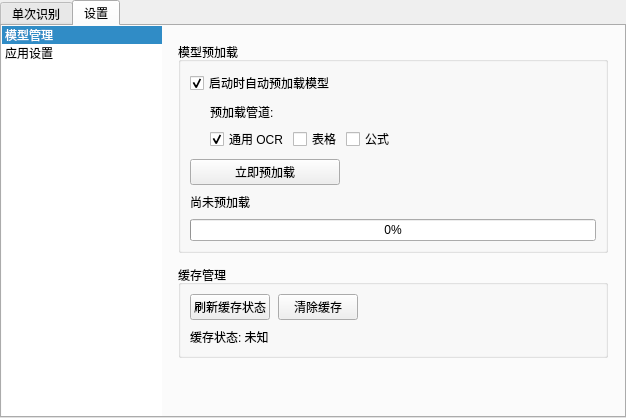
Qt form src/vibeocr/ui/main_window.ui (FelixJI/VibeOCR) before a commit.
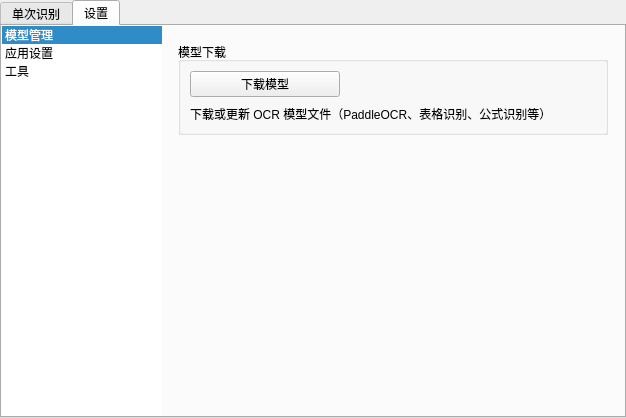
The same form after that commit. The open tabs and pages were chosen to show the change. Custom widgets are drawn as their Qt base class.

Commit message: feat(ui): 在设置中添加工具页面用于模型下载

What changed in the file:
```diff
--- a/src/vibeocr/ui/main_window.ui
+++ b/src/vibeocr/ui/main_window.ui
@@ -196,6 +196,11 @@
            <string>应用设置</string>
           </property>
          </item>
+         <item>
+          <property name="text">
+           <string>工具</string>
+          </property>
+         </item>
         </widget>
        </item>
        <item>
@@ -571,6 +576,76 @@
            </item>
           </layout>
          </widget>
+         <widget class="QWidget" name="pageTools">
+          <layout class="QVBoxLayout" name="pageToolsLayout">
+           <property name="spacing">
+            <number>12</number>
+           </property>
+           <property name="leftMargin">
+            <number>16</number>
+           </property>
+           <property name="topMargin">
+            <number>16</number>
+           </property>
+           <property name="rightMargin">
+            <number>16</number>
+           </property>
+           <property name="bottomMargin">
+            <number>16</number>
+           </property>
+           <item>
+            <widget class="QGroupBox" name="groupModelDownload">
+             <property name="title">
+              <string>模型下载</string>
+             </property>
+             <layout class="QVBoxLayout" name="modelDownloadLayout">
+              <property name="spacing">
+               <number>8</number>
+              </property>
+              <item>
+               <widget class="QPushButton" name="btnDownloadModels">
+                <property name="toolTip">
+                 <string>下载或更新 OCR 模型文件</string>
+                </property>
+                <property name="text">
+                 <string>下载模型</string>
+                </property>
+                <property name="maximumSize">
+                 <size>
+                  <width>150</width>
+                  <height>16777215</height>
+                 </size>
+                </property>
+               </widget>
+              </item>
+              <item>
+               <widget class="QLabel" name="labelModelDownloadHint">
+                <property name="text">
+                 <string>下载或更新 OCR 模型文件（PaddleOCR、表格识别、公式识别等）</string>
+                </property>
+                <property name="wordWrap">
+                 <bool>true</bool>
+                </property>
+               </widget>
+              </item>
+             </layout>
+            </widget>
+           </item>
+           <item>
+            <spacer name="spacerToolsPage">
+             <property name="orientation">
+              <enum>Qt::Vertical</enum>
+             </property>
+             <property name="sizeHint" stdset="0">
+              <size>
+               <width>20</width>
+               <height>40</height>
+              </size>
+             </property>
+            </spacer>
+           </item>
+          </layout>
+         </widget>
         </widget>
        </item>
       </layout>
```
The commit also changes 1 other file.
